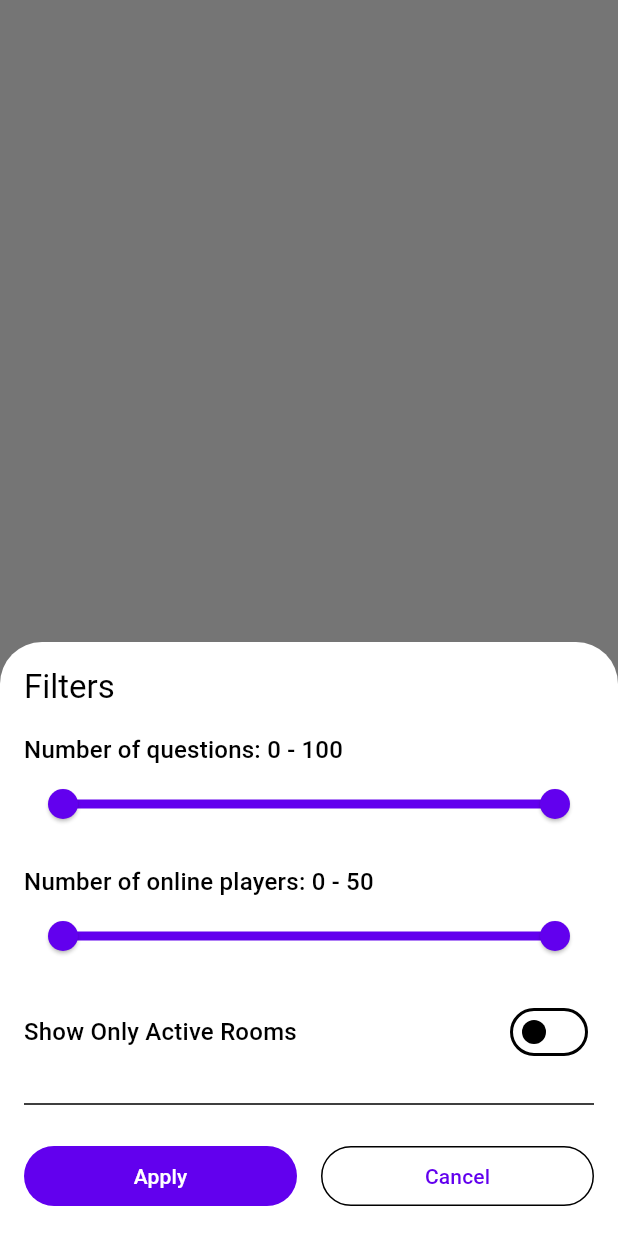
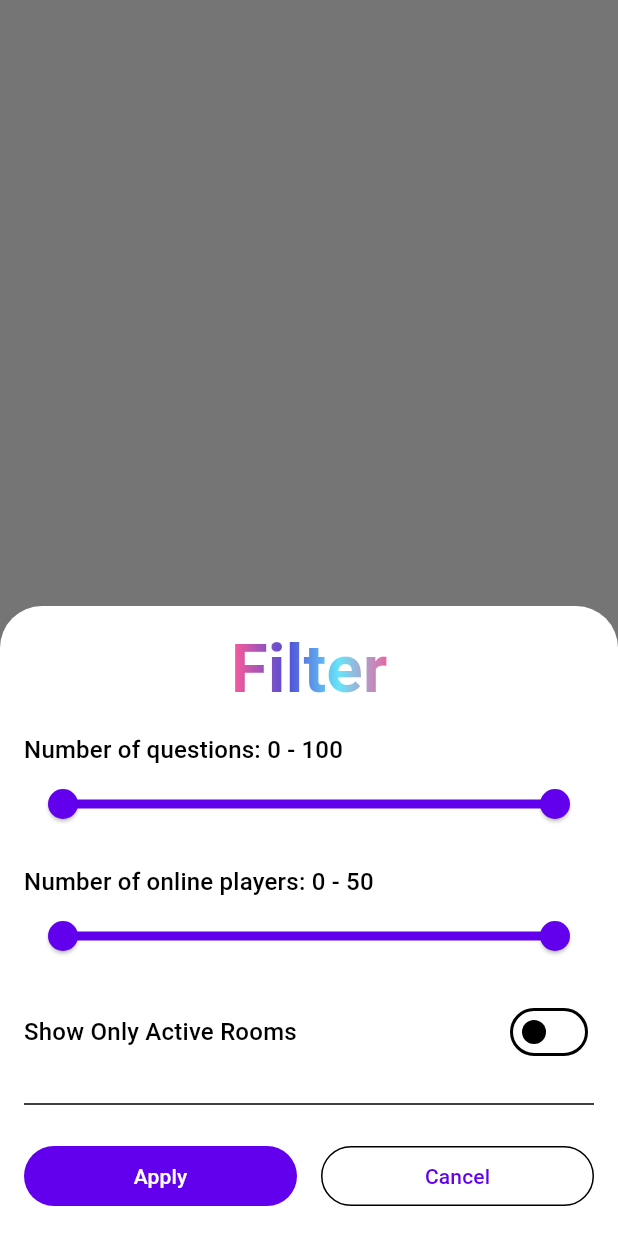
Before and after one commit to shaharyog/trivia_gui, a Flutter app: what launchFilterSheet() shows on an empty page, opened directly with empty values, on a phone screen of 412 x 824 dp. Run offline on Flutter 3.47's test engine with Material 3 defaults, Android fonts, the phone set to English and light mode, and no system bars; drawn by our look-alikes of dynamic_color; our stand-ins replace freezed_annotation, shared_preferences, skeletonizer; missing offline and left inert: dart:ffi, flutter_material_color_picker, flutter_rust_bridge, side_sheet_material3, toml, window_manager; accounts and stored records are empty.

Commit message:
fix: small fixes in create room / filters side and bottom sheets.

```diff
--- a/lib/homepage/homepage.dart
+++ b/lib/homepage/homepage.dart
@@ -28,7 +28,9 @@ class _HomePageState extends State<HomePage> {
   Widget build(BuildContext context) {
     final screenSize = getScreenSize(context);
 
-    return Scaffold(
+    return PopScope(
+      canPop: false,
+      child: Scaffold(
         appBar: screenSize == ScreenSize.small
             ? getHomePageAppbar(
           navigationIndex: _currentNavIndex,
@@ -67,6 +69,7 @@ class _HomePageState extends State<HomePage> {
           session: widget.session,
         )
             : null,
+      ),
     );
   }
 
--- a/lib/screens/rooms/create_room_sheet/create_room_col_contents.dart
+++ b/lib/screens/rooms/create_room_sheet/create_room_col_contents.dart
@@ -43,6 +43,7 @@ class CreateRoomSheetColContents extends StatelessWidget {
             labelText: 'Name',
             border: OutlineInputBorder(),
           ),
+          keyboardType: TextInputType.text,
         ),
         const SizedBox(height: 16),
         Text(
@@ -84,7 +85,7 @@ class CreateRoomSheetColContents extends StatelessWidget {
             value: questionsCount.toDouble(),
             min: 2,
             max: 50,
-            divisions: 49,
+            divisions: 48,
             label: questionsCount.toString(),
             onChanged: !isLoading
                 ? (value) {
--- a/lib/screens/rooms/rooms_components/launch_filter_sheet.dart
+++ b/lib/screens/rooms/rooms_components/launch_filter_sheet.dart
@@ -2,8 +2,7 @@ import 'package:flutter/material.dart';
 import 'package:side_sheet_material3/side_sheet_material3.dart';
 import '../../../utils/filters.dart';
 import '../../../utils/common_functionalities/screen_size.dart';
-import '../rooms_filter_sheet/rooms_filter_bottom_sheet.dart';
-import '../rooms_filter_sheet/rooms_filter_side_sheet.dart';
+import '../rooms_filter_sheet/rooms_filter_adaptive_sheet.dart';
 
 Future<Filters?> launchFilterSheet(
   BuildContext context,
@@ -15,8 +14,8 @@ Future<Filters?> launchFilterSheet(
     await showModalBottomSheet<dynamic>(
       isScrollControlled: true,
       context: context,
-      builder: (context) => FilterBottomSheet(
-        oldFilters: filters,
+      builder: (context) => RoomsFilterAdaptiveSheet(
+        oldFilters: Filters.fromFilters(filters),
         updateFiltersCallback: (newFilters) {
           filters = newFilters;
         },
@@ -33,7 +32,7 @@ Future<Filters?> launchFilterSheet(
       addCloseIconButton: false,
       barrierDismissible: true,
       context,
-      body: FilterSideSheet(
+      body: RoomsFilterAdaptiveSheet(
         oldFilters: Filters.fromFilters(filters),
         updateFiltersCallback: (newFilters) {
           filters = newFilters;
@@ -41,8 +40,9 @@ Future<Filters?> launchFilterSheet(
         isFiltersApplyConfirmed: (confirmed) {
           isConfirmed = confirmed;
         },
+        isSideSheet: true,
       ),
-      header: "Filters",
+      header: "",
     );
   }
 
--- /dev/null
+++ b/lib/screens/rooms/rooms_filter_sheet/rooms_filter_adaptive_sheet.dart
@@ -0,0 +1,82 @@
+import 'package:flutter/material.dart';
+import 'package:trivia/utils/common_widgets/gradient_text.dart';
+import '../../../utils/filters.dart';
+import 'rooms_filter_sheet_col_contents.dart';
+
+class RoomsFilterAdaptiveSheet extends StatelessWidget {
+  final ValueChanged<Filters> updateFiltersCallback;
+  final ValueChanged<bool> isFiltersApplyConfirmed;
+  final Filters oldFilters;
+  final bool isSideSheet;
+
+  const RoomsFilterAdaptiveSheet({
+    super.key,
+    required this.updateFiltersCallback,
+    required this.isFiltersApplyConfirmed,
+    required this.oldFilters,
+    this.isSideSheet = false,
+  });
+
+  @override
+  Widget build(BuildContext context) {
+    final actions = RoomsFiltersSheetActions(
+      isFiltersApplyConfirmed: isFiltersApplyConfirmed,
+    );
+    final contents = RoomFilterSheetColContents(
+      tempFilters: oldFilters,
+      updateFiltersCallback: updateFiltersCallback,
+    );
+    final header = AnimatedGradientText(
+      "Filter",
+      style: Theme.of(context).textTheme.displayMedium!.copyWith(
+            fontWeight: FontWeight.bold,
+          ),
+      colors: const [
+        Color(0xff68e3f9),
+        Color(0xfff55a9b),
+        Color(0xff4f4ed7),
+      ],
+      duration: const Duration(milliseconds: 1300),
+    );
+    return !isSideSheet
+        ? Padding(
+            padding: const EdgeInsets.symmetric(horizontal: 16.0),
+            child: SingleChildScrollView(
+              scrollDirection: Axis.vertical,
+              child: Column(
+                mainAxisSize: MainAxisSize.min,
+                mainAxisAlignment: MainAxisAlignment.center,
+                crossAxisAlignment: CrossAxisAlignment.center,
+                children: [
+                  Padding(
+                    padding: const EdgeInsets.only(bottom: 8.0, top: 16.0),
+                    child: header,
+                  ),
+                  contents,
+                  actions,
+                ],
+              ),
+            ),
+          )
+        : Padding(
+            padding: const EdgeInsets.symmetric(horizontal: 16.0),
+            child: Column(
+              mainAxisSize: MainAxisSize.min,
+              mainAxisAlignment: MainAxisAlignment.center,
+              crossAxisAlignment: CrossAxisAlignment.center,
+              children: [
+                Padding(
+                  padding: const EdgeInsets.only(bottom: 8.0),
+                  child: header,
+                ),
+                Expanded(
+                  child: SingleChildScrollView(
+                    child: contents,
+                  ),
+                ),
+                actions,
+              ],
+            ),
+          );
+  }
+}
--- a/lib/screens/rooms/rooms_filter_sheet/rooms_filter_bottom_sheet.dart
+++ /dev/null
@@ -1,49 +0,0 @@
-import 'package:flutter/material.dart';
-import '../../../utils/filters.dart';
-import 'rooms_filter_sheet_col_contents.dart';
-
-class FilterBottomSheet extends StatelessWidget {
-  final ValueChanged<Filters> updateFiltersCallback;
-  final ValueChanged<bool> isFiltersApplyConfirmed;
-  final Filters oldFilters;
-
-  const FilterBottomSheet({
-    super.key,
-    required this.updateFiltersCallback,
-    required this.isFiltersApplyConfirmed,
-    required this.oldFilters,
-  });
-
-  @override
-  Widget build(BuildContext context) {
-    return Wrap(
-      children: [
-        Padding(
-          padding: const EdgeInsets.symmetric(horizontal: 16.0),
-          child: Column(
-            mainAxisSize: MainAxisSize.min,
-            crossAxisAlignment: CrossAxisAlignment.start,
-            children: [
-              Padding(
-                padding: const EdgeInsets.symmetric(vertical: 16.0),
-                child: Text(
-                  'Filters',
-                  style: Theme.of(context).textTheme.titleLarge,
-                ),
-              ),
-              SingleChildScrollView(
-                child: RoomFilterSheetColContents(
-                  tempFilters: oldFilters,
-                  updateFiltersCallback: updateFiltersCallback,
-                ),
-              ),
-              RoomsFiltersSheetActions(
-                isFiltersApplyConfirmed: isFiltersApplyConfirmed,
-              )
-            ],
-          ),
-        ),
-      ],
-    );
-  }
-}
--- a/lib/screens/rooms/rooms_filter_sheet/rooms_filter_sheet_col_contents.dart
+++ b/lib/screens/rooms/rooms_filter_sheet/rooms_filter_sheet_col_contents.dart
@@ -29,6 +29,14 @@ class _RoomFilterSheetColContentsState
 
   @override
   Widget build(BuildContext context) {
+    final sliderTheme = SliderThemeData(
+      rangeValueIndicatorShape: const PaddleRangeSliderValueIndicatorShape(),
+      inactiveTrackColor:
+          Theme.of(context).colorScheme.primary.withOpacity(0.2),
+      activeTickMarkColor: Colors.transparent,
+      inactiveTickMarkColor: Colors.transparent,
+    );
+
     return Column(
       mainAxisSize: MainAxisSize.min,
       crossAxisAlignment: CrossAxisAlignment.start,
@@ -38,14 +46,7 @@ class _RoomFilterSheetColContentsState
           style: Theme.of(context).textTheme.titleMedium,
         ),
         SliderTheme(
-          data: SliderThemeData(
-            rangeValueIndicatorShape:
-                const PaddleRangeSliderValueIndicatorShape(),
-            inactiveTrackColor:
-                Theme.of(context).colorScheme.primary.withOpacity(0.2),
-            activeTickMarkColor: Colors.transparent,
-            inactiveTickMarkColor: Colors.transparent,
-          ),
+          data: sliderTheme,
           child: RangeSlider(
             values: tempFilters.questionCountRange,
             min: defaultQuestionCountRangeStart,
@@ -56,6 +57,9 @@ class _RoomFilterSheetColContentsState
               tempFilters.questionCountRange.end.round().toString(),
             ),
             onChanged: (values) {
+              if (values.end - values.start < 5) {
+                return; // do not allow the range to be less than 5
+              }
               setState(() {
                 tempFilters.questionCountRange = values;
                 widget.updateFiltersCallback(tempFilters);
@@ -71,14 +75,7 @@ class _RoomFilterSheetColContentsState
           ),
         ),
         SliderTheme(
-          data: SliderThemeData(
-            rangeValueIndicatorShape:
-                const PaddleRangeSliderValueIndicatorShape(),
-            inactiveTrackColor:
-                Theme.of(context).colorScheme.primary.withOpacity(0.2),
-            activeTickMarkColor: Colors.transparent,
-            inactiveTickMarkColor: Colors.transparent,
-          ),
+          data: sliderTheme,
           child: RangeSlider(
             values: tempFilters.playersCountRange,
             min: defaultPlayersCountRangeStart,
@@ -89,6 +86,9 @@ class _RoomFilterSheetColContentsState
               tempFilters.playersCountRange.end.round().toString(),
             ),
             onChanged: (values) {
+              if (values.end - values.start < 5) {
+                return; // do not allow the range to be less than 5
+              }
               setState(() {
                 tempFilters.playersCountRange = values;
                 widget.updateFiltersCallback(tempFilters);
--- a/lib/utils/common_widgets/floating_action_button.dart
+++ b/lib/utils/common_widgets/floating_action_button.dart
@@ -21,6 +21,7 @@ class HomePageFloatingActionButton extends StatelessWidget {
       onPressed: () async {
         if (getScreenSize(context) == ScreenSize.small) {
           await showModalBottomSheet<dynamic>(
+            isDismissible: false,
             isScrollControlled: true,
             context: context,
             builder: (context) => CreateRoomAdaptiveSheet(
@@ -34,13 +35,13 @@ class HomePageFloatingActionButton extends StatelessWidget {
             addBackIconButton: false,
             addDivider: false,
             addCloseIconButton: false,
-            barrierDismissible: true,
+            barrierDismissible: false,
             context,
             body: CreateRoomAdaptiveSheet(
               onSave: save,
               isSideSheet: true,
             ),
-            header: 'Create Room',
+            header: '',
           );
         }
       },
--- a/lib/utils/common_widgets/gradient_text.dart
+++ b/lib/utils/common_widgets/gradient_text.dart
@@ -4,13 +4,13 @@ class AnimatedGradientText extends StatefulWidget {
   const AnimatedGradientText(this.text,{
     super.key,
     required this.colors,
-    this.style,
+    this.style, this.duration,
   });
 
   final String text;
   final TextStyle? style;
   final List<Color> colors;
-
+  final Duration? duration;
   @override
   State<AnimatedGradientText> createState() => _AnimatedGradientTextState();
 }
@@ -23,7 +23,7 @@ class _AnimatedGradientTextState extends State<AnimatedGradientText>
   void initState() {
     super.initState();
     _controller = AnimationController(
-      duration: const Duration(seconds: 1),
+      duration: widget.duration ?? const Duration(seconds: 1),
       vsync: this,
     )..forward()..addListener((){if (_controller.isCompleted)_controller.repeat();});
   }
```
Also changed, not shown: lib/homepage/homepage_appbar.dart (+5 -26 lines), lib/screens/auth/login.dart (+30 -5 lines), lib/screens/rooms/create_room_sheet/create_room_adaptive_sheet.dart (+29 -18 lines), lib/screens/rooms/rooms_filter_sheet/rooms_filter_side_sheet.dart (deleted, +0 -38 lines). Lines whose indentation alone changed are shown as unchanged.
